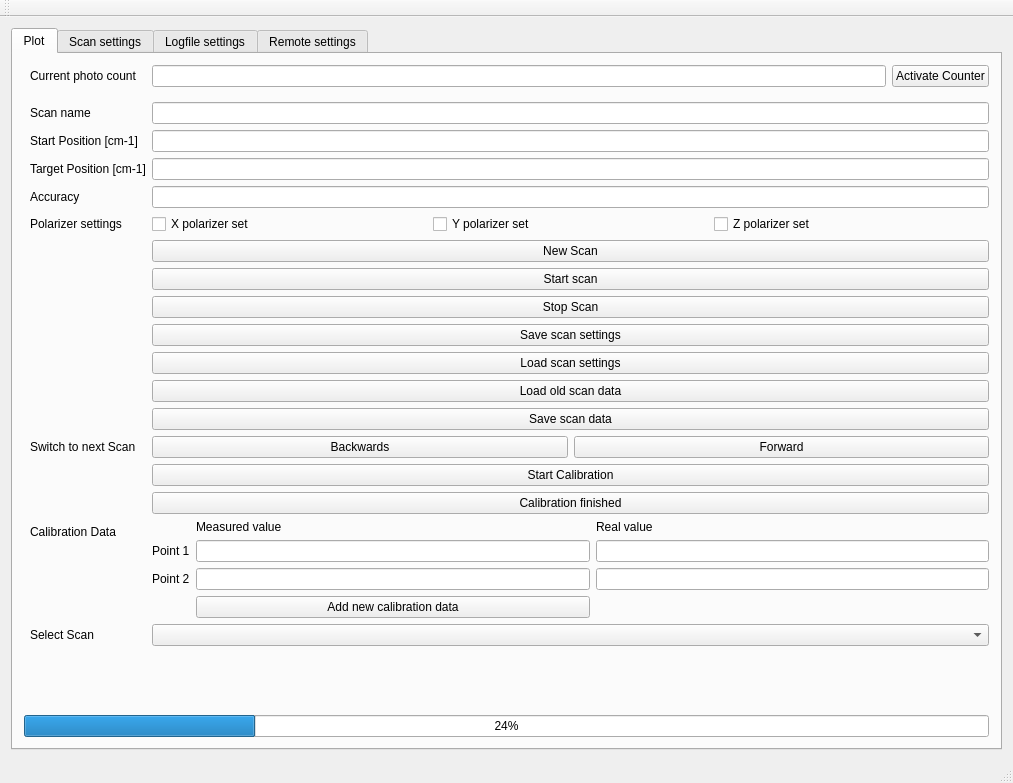
First picture: the form in mainwindow.ui, repository anates/Spectro, before the edit.
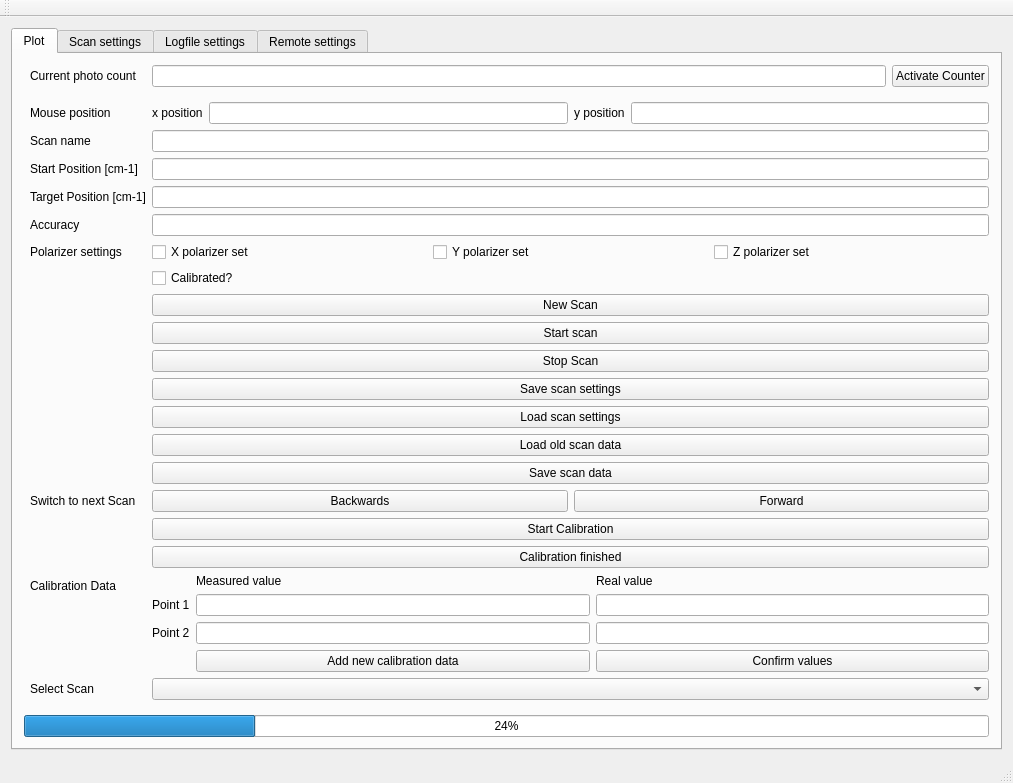
Second picture: the form after the edit. Custom widgets are drawn as their Qt base class.

```diff
--- a/mainwindow.ui
+++ b/mainwindow.ui
@@ -70,54 +70,54 @@
               </property>
              </widget>
             </item>
-            <item row="2" column="0">
+            <item row="4" column="0">
              <widget class="QLabel" name="NameLabel">
               <property name="text">
                <string>Scan name</string>
               </property>
              </widget>
             </item>
-            <item row="2" column="1">
+            <item row="4" column="1">
              <widget class="QLineEdit" name="scanName"/>
             </item>
-            <item row="3" column="0">
+            <item row="5" column="0">
              <widget class="QLabel" name="StartLabel">
               <property name="text">
                <string>Start Position [cm-1]</string>
               </property>
              </widget>
             </item>
-            <item row="3" column="1">
+            <item row="5" column="1">
              <widget class="QLineEdit" name="setStartPosition"/>
             </item>
-            <item row="4" column="0">
+            <item row="6" column="0">
              <widget class="QLabel" name="TargetLabel">
               <property name="text">
                <string>Target Position [cm-1]</string>
               </property>
              </widget>
             </item>
-            <item row="4" column="1">
+            <item row="6" column="1">
              <widget class="QLineEdit" name="setTargetPosition"/>
             </item>
-            <item row="5" column="0">
+            <item row="7" column="0">
              <widget class="QLabel" name="AccurLabel">
               <property name="text">
                <string>Accuracy</string>
               </property>
              </widget>
             </item>
-            <item row="5" column="1">
+            <item row="7" column="1">
              <widget class="QLineEdit" name="setScanSpeed"/>
             </item>
-            <item row="6" column="0">
+            <item row="8" column="0">
              <widget class="QLabel" name="PolarizerLabel">
               <property name="text">
                <string>Polarizer settings</string>
               </property>
              </widget>
             </item>
-            <item row="6" column="1">
+            <item row="8" column="1">
              <layout class="QHBoxLayout" name="horizontalLayout_3">
               <item>
                <widget class="QCheckBox" name="dispXValue">
@@ -142,63 +142,63 @@
               </item>
              </layout>
             </item>
-            <item row="7" column="1">
+            <item row="10" column="1">
              <widget class="QPushButton" name="newScan">
               <property name="text">
                <string>New Scan</string>
               </property>
              </widget>
             </item>
-            <item row="8" column="1">
+            <item row="11" column="1">
              <widget class="QPushButton" name="scanButton">
               <property name="text">
                <string>Start scan</string>
               </property>
              </widget>
             </item>
-            <item row="9" column="1">
+            <item row="12" column="1">
              <widget class="QPushButton" name="stopScan">
               <property name="text">
                <string>Stop Scan</string>
               </property>
              </widget>
             </item>
-            <item row="10" column="1">
+            <item row="13" column="1">
              <widget class="QPushButton" name="saveSettingsButton">
               <property name="text">
                <string>Save scan settings</string>
               </property>
              </widget>
             </item>
-            <item row="11" column="1">
+            <item row="14" column="1">
              <widget class="QPushButton" name="loadSettingsButton">
               <property name="text">
                <string>Load scan settings</string>
               </property>
              </widget>
             </item>
-            <item row="12" column="1">
+            <item row="15" column="1">
              <widget class="QPushButton" name="loadGenericButton">
               <property name="text">
                <string>Load old scan data</string>
               </property>
              </widget>
             </item>
-            <item row="13" column="1">
+            <item row="16" column="1">
              <widget class="QPushButton" name="saveScan">
               <property name="text">
                <string>Save scan data</string>
               </property>
              </widget>
             </item>
-            <item row="14" column="0">
+            <item row="17" column="0">
              <widget class="QLabel" name="ChooseScanLabel">
               <property name="text">
                <string>Switch to next Scan</string>
               </property>
              </widget>
             </item>
-            <item row="14" column="1">
+            <item row="17" column="1">
              <layout class="QHBoxLayout" name="horizontalLayout">
               <item>
                <widget class="QPushButton" name="LastScan">
@@ -216,38 +216,28 @@
               </item>
              </layout>
             </item>
-            <item row="17" column="0">
-             <widget class="QLabel" name="CalibLabel">
-              <property name="text">
-               <string>Calibration Data</string>
-              </property>
-             </widget>
-            </item>
-            <item row="18" column="0">
-             <widget class="QLabel" name="selectScanLabel">
-              <property name="text">
-               <string>Select Scan</string>
-              </property>
-             </widget>
-            </item>
             <item row="18" column="1">
-             <widget class="QComboBox" name="selectScanBox"/>
-            </item>
-            <item row="15" column="1">
              <widget class="QPushButton" name="CalibButton">
               <property name="text">
                <string>Start Calibration</string>
               </property>
              </widget>
             </item>
-            <item row="16" column="1">
+            <item row="19" column="1">
              <widget class="QPushButton" name="CalibFinished">
               <property name="text">
                <string>Calibration finished</string>
               </property>
              </widget>
             </item>
-            <item row="17" column="1">
+            <item row="20" column="0">
+             <widget class="QLabel" name="CalibLabel">
+              <property name="text">
+               <string>Calibration Data</string>
+              </property>
+             </widget>
+            </item>
+            <item row="20" column="1">
              <layout class="QGridLayout" name="CalibLayout">
               <item row="1" column="1">
                <widget class="QLineEdit" name="CalibDataMes1"/>
@@ -296,8 +286,63 @@
                 </property>
                </widget>
               </item>
+              <item row="3" column="2">
+               <widget class="QPushButton" name="CalibConfirm">
+                <property name="text">
+                 <string>Confirm values</string>
+                </property>
+               </widget>
+              </item>
              </layout>
             </item>
+            <item row="21" column="0">
+             <widget class="QLabel" name="selectScanLabel">
+              <property name="text">
+               <string>Select Scan</string>
+              </property>
+             </widget>
+            </item>
+            <item row="21" column="1">
+             <widget class="QComboBox" name="selectScanBox"/>
+            </item>
+            <item row="3" column="0">
+             <widget class="QLabel" name="mouseLabel">
+              <property name="text">
+               <string>Mouse position</string>
+              </property>
+             </widget>
+            </item>
+            <item row="3" column="1">
+             <layout class="QGridLayout" name="MouseLayout">
+              <item row="0" column="0">
+               <widget class="QLabel" name="xPosLabel">
+                <property name="text">
+                 <string>x position</string>
+                </property>
+               </widget>
+              </item>
+              <item row="0" column="1">
+               <widget class="QLineEdit" name="xPos"/>
+              </item>
+              <item row="0" column="3">
+               <widget class="QLineEdit" name="yPos"/>
+              </item>
+              <item row="0" column="2">
+               <widget class="QLabel" name="yPosLabel">
+                <property name="text">
+                 <string>y position</string>
+                </property>
+               </widget>
+              </item>
+             </layout>
+            </item>
+            <item row="9" column="1">
+             <widget class="QCheckBox" name="CalibratedBox">
+              <property name="text">
+               <string>Calibrated?</string>
+              </property>
+             </widget>
+            </item>
            </layout>
           </item>
          </layout>
```
Left out of the diff: 4 changed lines with no effect on the pictures.
